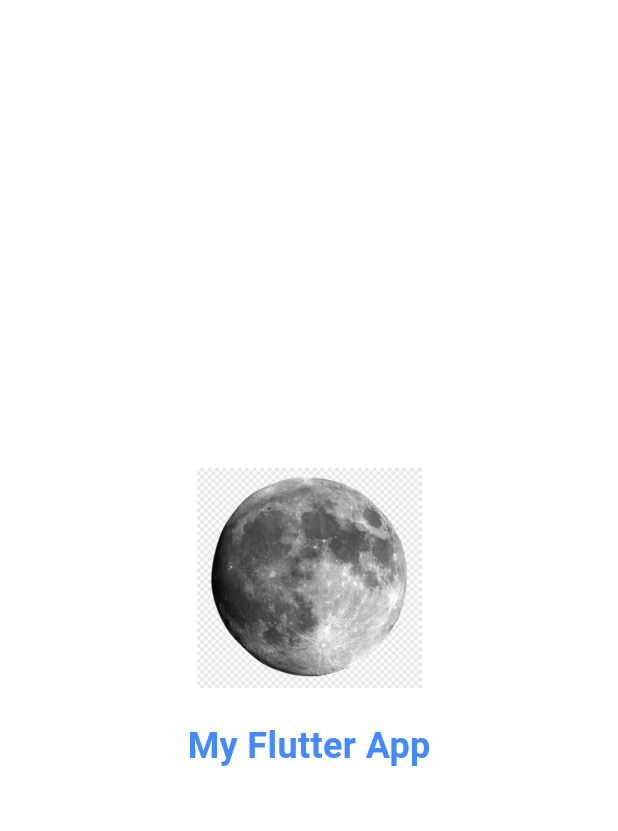
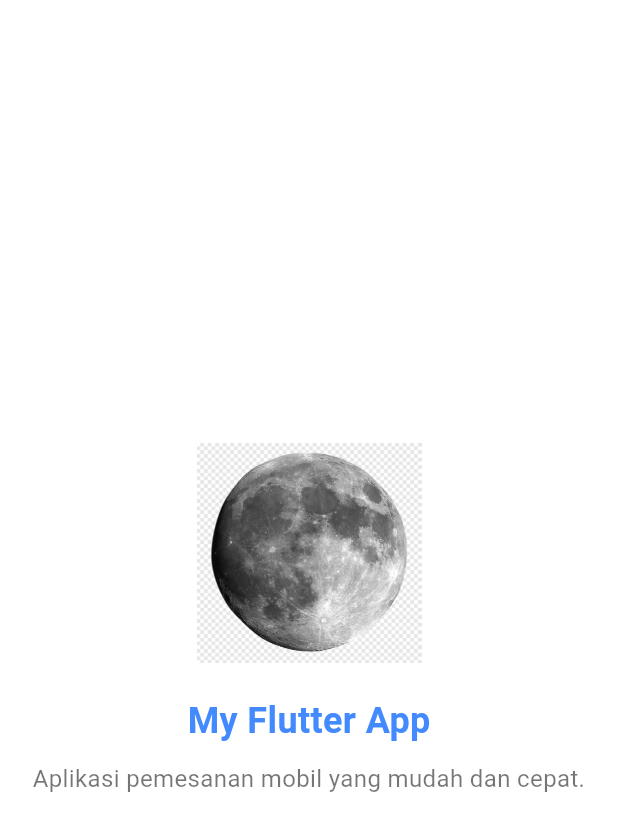
Before and after one commit to I-JasonLee/Tugas_week_6_1123150116, a Flutter app: the screen it shows after launch, on a phone screen of 412 x 824 dp. Shown: the top 831 px of the screen. Run offline on Flutter 3.47's test engine with Material 3 defaults, Android fonts, the phone set to English and light mode, and no system bars.

Commit message:
add deskripsi singkat aplikasi di bawah nama aplikasi pada splash_screen1

```diff
--- a/lib/screen/splash_screen1.dart
+++ b/lib/screen/splash_screen1.dart
@@ -28,6 +28,17 @@ class SplashScreen1 extends StatelessWidget {
                 color: Colors.blueAccent,
               ),
             ),
+
+            const SizedBox(height: 10),
+            // Deskripsi aplikasi
+            const Text(
+              "Aplikasi pemesanan mobil yang mudah dan cepat.",
+              style: TextStyle(
+                fontSize: 16,
+                color: Colors.black54,
+              ),
+              textAlign: TextAlign.center,
+            ),
           ],
         ),
       ),
```
